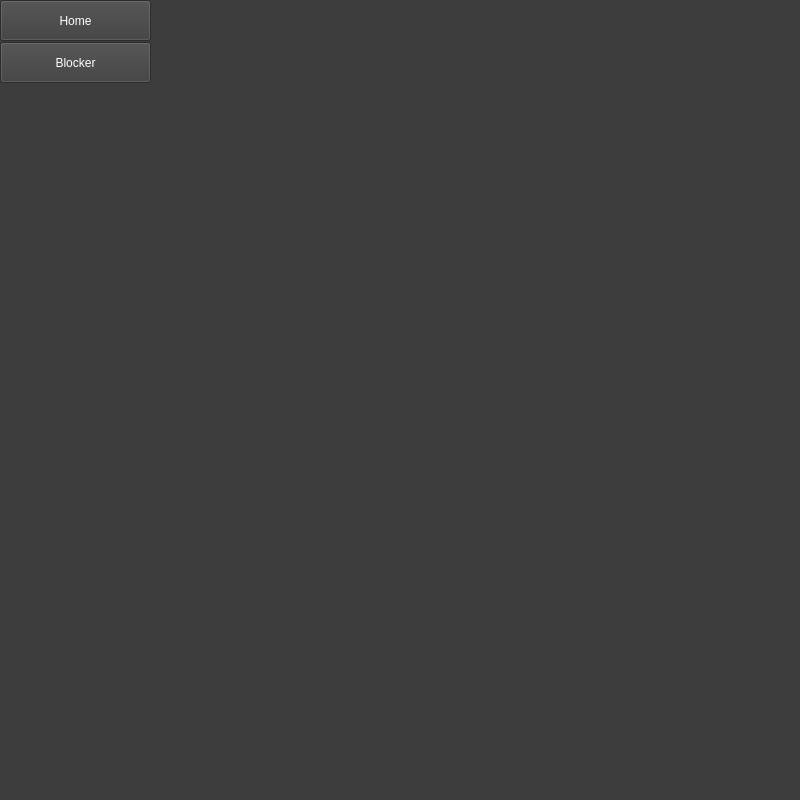
This is ui/home.ui in HowePersonal/DistractionBlocker as Qt 5 draws it before an edit. The edited form follows.
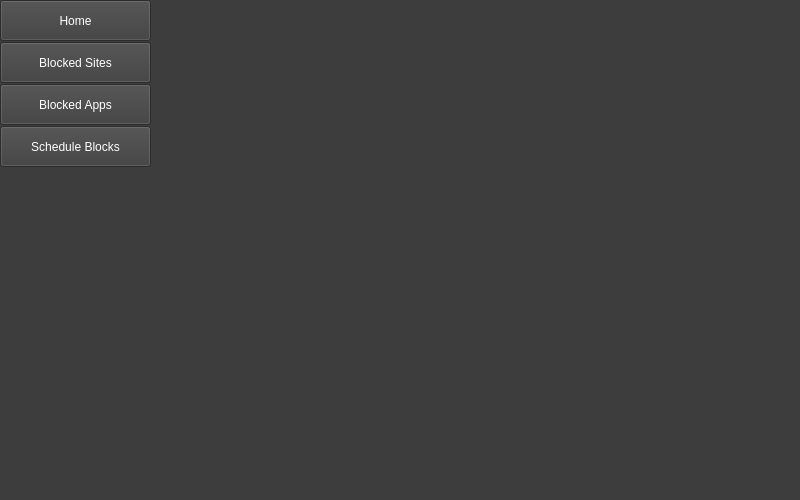
This is the edited form.

Commit message: Added feature to block applications with UI and functional backend.

```diff
--- a/ui/home.ui
+++ b/ui/home.ui
@@ -7,7 +7,7 @@
     <x>0</x>
     <y>0</y>
     <width>800</width>
-    <height>800</height>
+    <height>500</height>
    </rect>
   </property>
   <property name="windowTitle">
@@ -31,7 +31,7 @@
 border-bottom: 2px solid white;</string>
    </property>
    <property name="text">
-    <string>Blocker</string>
+    <string>Blocked Sites</string>
    </property>
   </widget>
   <widget class="QPushButton" name="btn_home">
@@ -52,6 +52,42 @@
     <string>Home</string>
    </property>
   </widget>
+  <widget class="QPushButton" name="btn_scheduleBlocks">
+   <property name="geometry">
+    <rect>
+     <x>0</x>
+     <y>126</y>
+     <width>151</width>
+     <height>41</height>
+    </rect>
+   </property>
+   <property name="styleSheet">
+    <string notr="true">color: white;
+font: 63 12pt &quot;Cascadia Mono SemiBold&quot;;
+border-bottom: 2px solid white;</string>
+   </property>
+   <property name="text">
+    <string>Schedule Blocks</string>
+   </property>
+  </widget>
+  <widget class="QPushButton" name="btn_blockedApps">
+   <property name="geometry">
+    <rect>
+     <x>0</x>
+     <y>84</y>
+     <width>151</width>
+     <height>41</height>
+    </rect>
+   </property>
+   <property name="styleSheet">
+    <string notr="true">color: white;
+font: 63 12pt &quot;Cascadia Mono SemiBold&quot;;
+border-bottom: 2px solid white;</string>
+   </property>
+   <property name="text">
+    <string>Blocked Apps</string>
+   </property>
+  </widget>
  </widget>
  <resources/>
  <connections/>
```
The commit also changes 5 other files.
